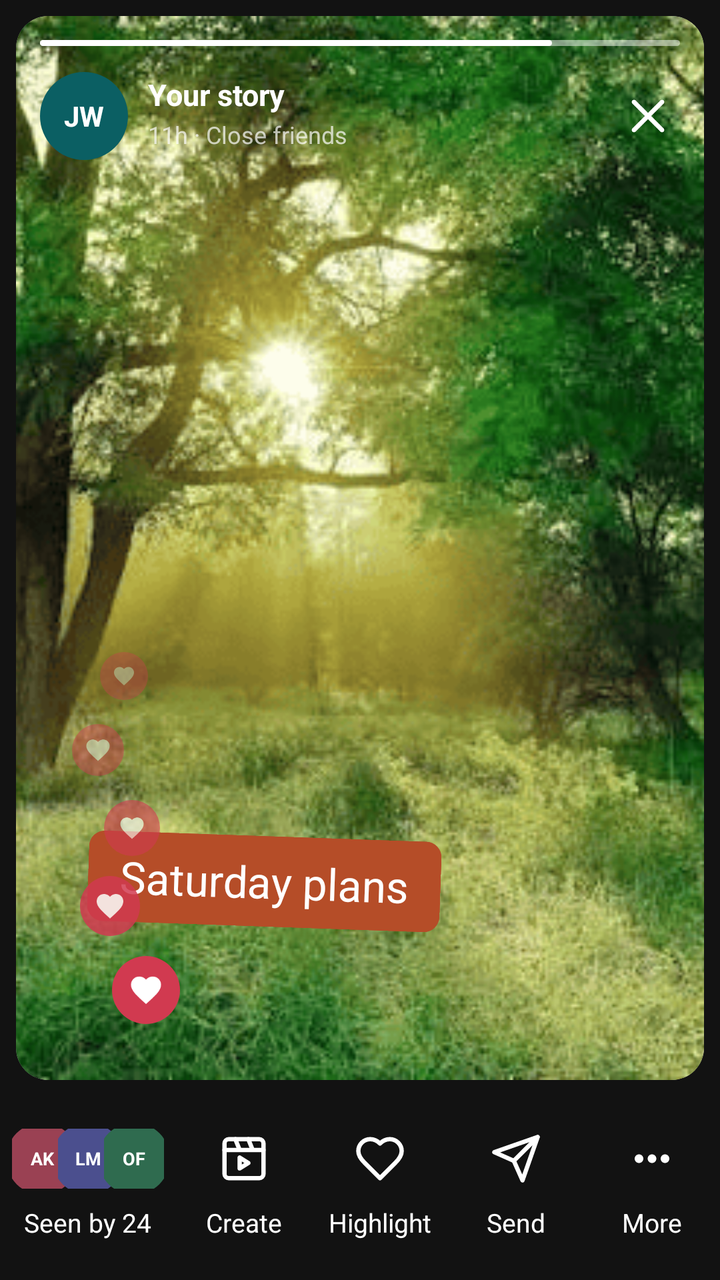
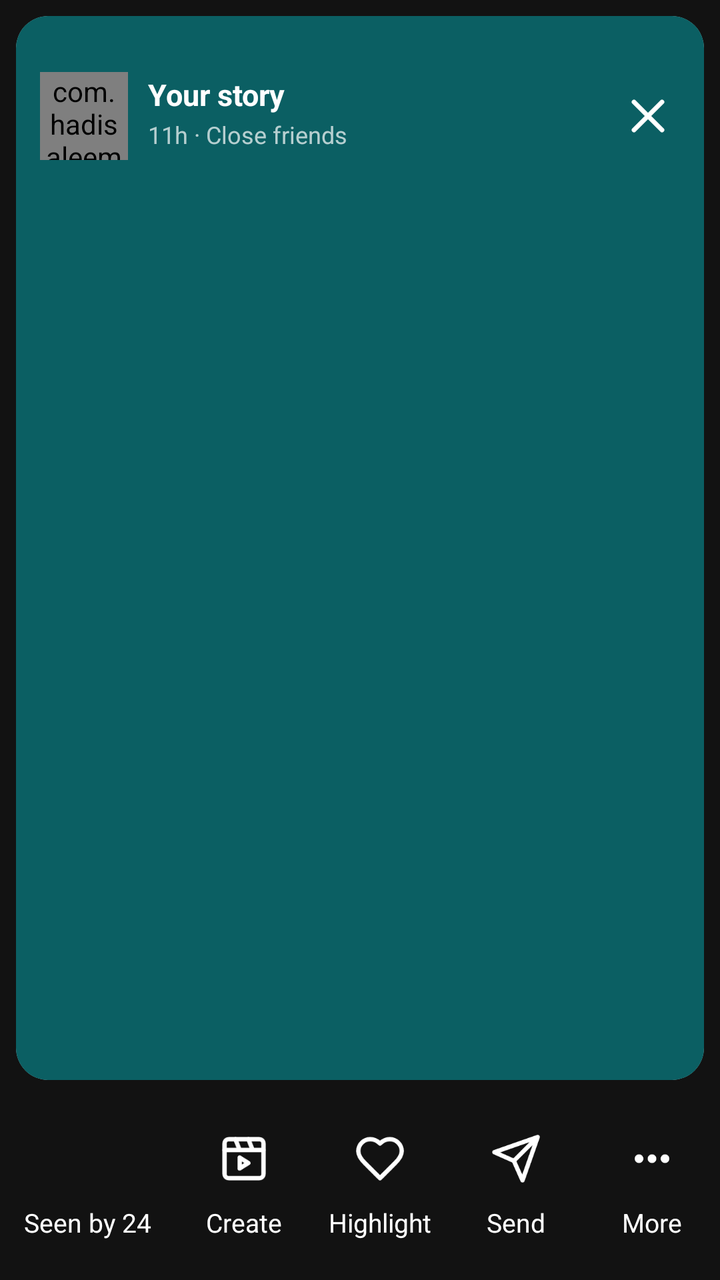

Before-and-after screenshots of an Android layout around one commit, followed by the original layout XML and the change that was made.
<!-- AndroidManifest.xml: application theme Theme.SMD_Assignment1 -->
<!-- res/layout/your_story_screen.xml -->
<?xml version="1.0" encoding="utf-8"?>
<RelativeLayout xmlns:android="http://schemas.android.com/apk/res/android"
    xmlns:app="http://schemas.android.com/apk/res-auto"
    xmlns:tools="http://schemas.android.com/tools"
    android:layout_width="match_parent"
    android:layout_height="match_parent"
    android:background="@color/nearblack">

    <androidx.cardview.widget.CardView
        android:id="@+id/story_card"
        android:layout_width="match_parent"
        android:layout_height="match_parent"
        android:layout_marginStart="8dp"
        android:layout_marginEnd="8dp"
        android:layout_marginTop="8dp"
        android:layout_marginBottom="100dp"
        app:cardCornerRadius="16dp"
        app:cardElevation="0dp">

        <RelativeLayout
            android:layout_width="match_parent"
            android:layout_height="match_parent">

            <ImageView
                android:layout_width="match_parent"
                android:layout_height="match_parent"
                android:src="@drawable/extra5"
                android:scaleType="centerCrop"
                android:contentDescription="@string/story_image"/>

            <LinearLayout
                android:id="@+id/story_progress"
                android:layout_width="match_parent"
                android:layout_height="3dp"
                android:layout_alignParentTop="true"
                android:layout_marginStart="12dp"
                android:layout_marginEnd="12dp"
                android:layout_marginTop="12dp"
                android:orientation="horizontal"
                android:weightSum="10"
                android:background="@drawable/gray_progress">

                <View
                    android:layout_width="0dp"
                    android:layout_height="match_parent"
                    android:layout_weight="8"
                    android:background="@drawable/white_progress"/>

            </LinearLayout>

            <RelativeLayout
                android:id="@+id/story_header"
                android:layout_width="match_parent"
                android:layout_height="wrap_content"
                android:layout_alignTop="@id/story_progress"
                android:layout_marginTop="16dp">

                <RelativeLayout
                    android:id="@+id/story_pfp"
                    android:layout_width="44dp"
                    android:layout_height="44dp"
                    android:layout_marginStart="12dp">

                    <ImageView
                        android:layout_width="match_parent"
                        android:layout_height="match_parent"
                        android:src="@drawable/seagreen_oval"
                        android:contentDescription="@string/sea_green_default_profile_picture"/>

                    <TextView
                        android:layout_width="match_parent"
                        android:layout_height="match_parent"
                        android:gravity="center"
                        android:text="@string/jw"
                        android:textColor="@color/white"
                        android:textStyle="bold"
                        android:textSize="14sp"/>

                </RelativeLayout>

                <TextView
                    android:id="@+id/story_name"
                    android:layout_width="wrap_content"
                    android:layout_height="wrap_content"
                    android:layout_alignStart="@id/story_pfp"
                    android:layout_alignTop="@id/story_pfp"
                    android:layout_marginStart="54dp"
                    android:layout_marginTop="1dp"
                    android:text="@string/your_story"
                    android:textColor="@color/white"
                    android:textStyle="bold"
                    android:textSize="15sp"/>

                <TextView
                    android:layout_width="wrap_content"
                    android:layout_height="wrap_content"
                    android:layout_alignStart="@id/story_name"
                    android:layout_alignTop="@id/story_pfp"
                    android:layout_marginTop="23dp"
                    android:text="@string/_11h_close_friends"
                    android:textColor="@color/fadedwhite"
                    android:textSize="12sp"/>

                <ImageView
        android:id="@+id/close_button"
                    android:layout_width="28dp"
                    android:layout_height="28dp"
                    android:layout_alignParentEnd="true"
                    android:layout_marginEnd="14dp"
                    android:layout_marginTop="8dp"
                    android:src="@drawable/cancel_icon_white"
                    android:contentDescription="@string/close_icon"/>

            </RelativeLayout>

            <TextView
                android:id="@+id/saturday_label"
                android:layout_width="wrap_content"
                android:layout_height="wrap_content"
                android:layout_alignParentStart="true"
                android:layout_alignParentTop="true"
                android:layout_marginStart="36dp"
                android:layout_marginTop="410dp"
                android:paddingStart="16dp"
                android:paddingEnd="16dp"
                android:paddingTop="8dp"
                android:paddingBottom="8dp"
                android:rotation="2"
                android:background="@drawable/red_orange_label"
                android:text="@string/saturday_plans"
                android:textColor="@color/white"
                android:fontFamily="@font/logo_text_bold"
                android:textSize="22sp"/>

            <RelativeLayout
                android:id="@+id/floating_hearts"
                android:layout_width="80dp"
                android:layout_height="190dp"
                android:layout_alignParentStart="true"
                android:layout_alignParentBottom="true"
                android:layout_marginStart="18dp"
                android:layout_marginBottom="24dp">

                <ImageView
                    android:layout_width="24dp"
                    android:layout_height="24dp"
                    android:layout_marginStart="24dp"
                    android:padding="6dp"
                    android:alpha="0.35"
                    android:src="@drawable/heart_white"
                    android:background="@drawable/crimson_circle"
                    android:contentDescription="@string/heart_reaction"/>

                <ImageView
                    android:layout_width="26dp"
                    android:layout_height="26dp"
                    android:layout_marginStart="10dp"
                    android:layout_marginTop="36dp"
                    android:padding="6dp"
                    android:alpha="0.45"
                    android:src="@drawable/heart_white"
                    android:background="@drawable/crimson_circle"
                    android:contentDescription="@string/heart_reaction"/>

                <ImageView
                    android:layout_width="28dp"
                    android:layout_height="28dp"
                    android:layout_marginStart="26dp"
                    android:layout_marginTop="74dp"
                    android:padding="7dp"
                    android:alpha="0.6"
                    android:src="@drawable/heart_white"
                    android:background="@drawable/crimson_circle"
                    android:contentDescription="@string/heart_reaction"/>

                <ImageView
                    android:layout_width="30dp"
                    android:layout_height="30dp"
                    android:layout_marginStart="14dp"
                    android:layout_marginTop="112dp"
                    android:padding="7dp"
                    android:alpha="0.85"
                    android:src="@drawable/heart_white"
                    android:background="@drawable/crimson_circle"
                    android:contentDescription="@string/heart_reaction"/>

                <ImageView
                    android:layout_width="34dp"
                    android:layout_height="34dp"
                    android:layout_marginStart="30dp"
                    android:layout_marginTop="152dp"
                    android:padding="8dp"
                    android:src="@drawable/heart_white"
                    android:background="@drawable/crimson_circle"
                    android:contentDescription="@string/heart_reaction"/>

            </RelativeLayout>

        </RelativeLayout>

    </androidx.cardview.widget.CardView>

    <LinearLayout
        android:id="@+id/story_actions"
        android:layout_width="match_parent"
        android:layout_height="wrap_content"
        android:layout_alignParentBottom="true"
        android:layout_marginBottom="20dp"
        android:orientation="horizontal">

        <LinearLayout
        android:id="@+id/action_seen"
            android:layout_width="0dp"
            android:layout_height="wrap_content"
            android:layout_weight="1.3"
            android:orientation="vertical"
            android:gravity="center_horizontal">

            <RelativeLayout
                android:layout_width="76dp"
                android:layout_height="30dp">

                <RelativeLayout
                    android:layout_width="30dp"
                    android:layout_height="30dp">

                    <ImageView
                        android:layout_width="match_parent"
                        android:layout_height="match_parent"
                        android:src="@drawable/pfp_darkpink"
                        android:scaleX="1.2"
                        android:scaleY="1.2"
                        android:contentDescription="@string/pfp_green"/>

                    <TextView
                        android:layout_width="match_parent"
                        android:layout_height="match_parent"
                        android:gravity="center"
                        android:text="@string/ak"
                        android:textColor="@color/white"
                        android:textStyle="bold"
                        android:textSize="9sp"
                        tools:ignore="SmallSp"/>

                </RelativeLayout>

                <RelativeLayout
                    android:layout_width="30dp"
                    android:layout_height="30dp"
                    android:layout_marginStart="23dp">

                    <ImageView
                        android:layout_width="match_parent"
                        android:layout_height="match_parent"
                        android:src="@drawable/pfp_pinkpurple"
                        android:scaleX="1.2"
                        android:scaleY="1.2"
                        android:contentDescription="@string/pfp_green"/>

                    <TextView
                        android:layout_width="match_parent"
                        android:layout_height="match_parent"
                        android:gravity="center"
                        android:text="@string/lm"
                        android:textColor="@color/white"
                        android:textStyle="bold"
                        android:textSize="9sp"
                        tools:ignore="SmallSp"/>

                </RelativeLayout>

                <RelativeLayout
                    android:layout_width="30dp"
                    android:layout_height="30dp"
                    android:layout_marginStart="46dp">

                    <ImageView
                        android:layout_width="match_parent"
                        android:layout_height="match_parent"
                        android:src="@drawable/pfp_green"
                        android:scaleX="1.2"
                        android:scaleY="1.2"
                        android:contentDescription="@string/pfp_green"/>

                    <TextView
                        android:layout_width="match_parent"
                        android:layout_height="match_parent"
                        android:gravity="center"
                        android:text="@string/of"
                        android:textColor="@color/white"
                        android:textStyle="bold"
                        android:textSize="9sp"
                        tools:ignore="SmallSp"/>

                </RelativeLayout>

            </RelativeLayout>

            <TextView
                android:layout_width="wrap_content"
                android:layout_height="wrap_content"
                android:layout_marginTop="8dp"
                android:text="@string/seen_by_24"
                android:textColor="@color/white"
                android:textSize="13sp"/>

        </LinearLayout>

        <LinearLayout
        android:id="@+id/action_create"
            android:layout_width="0dp"
            android:layout_height="wrap_content"
            android:layout_weight="1"
            android:orientation="vertical"
            android:gravity="center_horizontal">

            <ImageView
                android:layout_width="30dp"
                android:layout_height="30dp"
                android:padding="2dp"
                android:src="@drawable/film_icon_white"
                android:contentDescription="@string/create"/>

            <TextView
                android:layout_width="wrap_content"
                android:layout_height="wrap_content"
                android:layout_marginTop="8dp"
                android:text="@string/create"
                android:textColor="@color/white"
                android:textSize="13sp"/>

        </LinearLayout>

        <LinearLayout
        android:id="@+id/action_highlight"
            android:layout_width="0dp"
            android:layout_height="wrap_content"
            android:layout_weight="1"
            android:orientation="vertical"
            android:gravity="center_horizontal">

            <ImageView
                android:layout_width="30dp"
                android:layout_height="30dp"
                android:padding="2dp"
                android:src="@drawable/heart_outline_white"
                android:contentDescription="@string/highlight"/>

            <TextView
                android:layout_width="wrap_content"
                android:layout_height="wrap_content"
                android:layout_marginTop="8dp"
                android:text="@string/highlight"
                android:textColor="@color/white"
                android:textSize="13sp"/>

        </LinearLayout>

        <LinearLayout
        android:id="@+id/action_send"
            android:layout_width="0dp"
            android:layout_height="wrap_content"
            android:layout_weight="1"
            android:orientation="vertical"
            android:gravity="center_horizontal">

            <ImageView
                android:layout_width="30dp"
                android:layout_height="30dp"
                android:padding="2dp"
                android:src="@drawable/send_white"
                android:contentDescription="@string/send"/>

            <TextView
                android:layout_width="wrap_content"
                android:layout_height="wrap_content"
                android:layout_marginTop="8dp"
                android:text="@string/send"
                android:textColor="@color/white"
                android:textSize="13sp"/>

        </LinearLayout>

        <LinearLayout
        android:id="@+id/action_more"
            android:layout_width="0dp"
            android:layout_height="wrap_content"
            android:layout_weight="1"
            android:orientation="vertical"
            android:gravity="center_horizontal">

            <ImageView
                android:layout_width="30dp"
                android:layout_height="30dp"
                android:padding="2dp"
                android:src="@drawable/more_horiz_white"
                android:contentDescription="@string/more"/>

            <TextView
                android:layout_width="wrap_content"
                android:layout_height="wrap_content"
                android:layout_marginTop="8dp"
                android:text="@string/more"
                android:textColor="@color/white"
                android:textSize="13sp"/>

        </LinearLayout>

    </LinearLayout>

</RelativeLayout>
<!-- resources referenced by this layout -->
<resources>
  <color name="fadedwhite">#B3FFFFFF</color>
  <color name="nearblack">#121212</color>
  <color name="white">#FFFFFFFF</color>
  <!-- drawable cancel_icon_white (drawable) -->
  <vector xmlns:android="http://schemas.android.com/apk/res/android"
      android:width="24dp"
      android:height="24dp"
      android:viewportWidth="24"
      android:viewportHeight="24">
    <path
        android:pathData="M18,6L6,18M6,6l12,12"
        android:strokeLineJoin="round"
        android:strokeWidth="2"
        android:fillColor="#00000000"
        android:strokeColor="@color/white"
        android:strokeLineCap="round"/>
  </vector>
  <!-- drawable crimson_circle (drawable) -->
  <shape xmlns:android="http://schemas.android.com/apk/res/android"
      android:shape="oval">
  
      <solid android:color="@color/crimson"/>
  
  </shape>
  <!-- drawable extra5: png bitmap (drawable-nodpi, 164706 bytes) -->
  <!-- drawable gray_progress (drawable) -->
  <selector xmlns:android="http://schemas.android.com/apk/res/android">
  
      <item><shape>
  
          <solid android:color="@color/transparentwhite"/>
  
          <corners android:radius="2dp" />
  
  
      </shape></item>
  
  </selector>
  <!-- drawable pfp_darkpink (drawable) -->
  <?xml version="1.0" encoding="utf-8"?>
  <shape xmlns:android="http://schemas.android.com/apk/res/android" android:shape="oval">
      <solid android:color="@color/darkpink"/>
  </shape>
  <!-- drawable pfp_green (drawable) -->
  <?xml version="1.0" encoding="utf-8"?>
  <shape xmlns:android="http://schemas.android.com/apk/res/android" android:shape="oval">
      <solid android:color="@color/green"/>
  </shape>
  <!-- drawable pfp_pinkpurple (drawable) -->
  <?xml version="1.0" encoding="utf-8"?>
  <shape xmlns:android="http://schemas.android.com/apk/res/android" android:shape="oval">
      <solid android:color="@color/bluepurple"/>
  </shape>
  <!-- drawable red_orange_label (drawable) -->
  <selector xmlns:android="http://schemas.android.com/apk/res/android">
  
      <item><shape>
  
          <solid android:color="@color/Red_Orange"/>
  
          <corners android:radius="8dp" />
  
  
      </shape></item>
  
  </selector>
  <!-- drawable seagreen_oval (drawable) -->
  <shape xmlns:android="http://schemas.android.com/apk/res/android"
      android:shape="oval">
  
      <solid android:color="@color/SeaGreen"/>
  
  </shape>
  <!-- drawable white_progress (drawable) -->
  <selector xmlns:android="http://schemas.android.com/apk/res/android">
  
      <item><shape>
  
          <solid android:color="@color/white"/>
  
          <corners android:radius="2dp" />
  
  
      </shape></item>
  
  </selector>
  <string name="_11h_close_friends">11h · Close friends</string>
  <string name="ak">AK</string>
  <string name="close_icon">close icon</string>
  <string name="create">Create</string>
  <string name="heart_reaction">heart reaction</string>
  <string name="highlight">Highlight</string>
  <string name="jw">JW</string>
  <string name="lm">LM</string>
  <string name="more">More</string>
  <string name="of">OF</string>
  <string name="pfp_green">pfp green</string>
  <string name="saturday_plans">Saturday plans</string>
  <string name="sea_green_default_profile_picture">Sea Green Default Profile Picture</string>
  <string name="seen_by_24">Seen by 24</string>
  <string name="send">Send</string>
  <string name="story_image">story image</string>
  <string name="your_story">Your story</string>
  <style name="Theme.SMD_Assignment1" parent="Base.Theme.SMD_Assignment1" />
  <color name="crimson">#D13A50</color>
  <color name="transparentwhite">#80FFFFFF</color>
  <color name="darkpink">#9A4153</color>
  <color name="green">#2f6b4f</color>
  <color name="bluepurple">#4b4f8e</color>
  <color name="Red_Orange">#B54D28</color>
  <color name="SeaGreen">#0B5F63</color>
  <style name="Base.Theme.SMD_Assignment1" parent="Theme.AppCompat.Light.NoActionBar">
          
          
      </style>
  <!-- unchanged entries left out for length: 5 -->
</resources>

<!-- the commit's change to res/layout/your_story_screen.xml (unified diff, before → after) -->
@@ -22,11 +22,38 @@
             android:layout_height="match_parent">
 
             <ImageView
+                android:id="@+id/storyImage"
                 android:layout_width="match_parent"
                 android:layout_height="match_parent"
-                android:src="@drawable/extra5"
+                android:background="@color/SeaGreen"
                 android:scaleType="centerCrop"
                 android:contentDescription="@string/story_image"/>
+
+            <VideoView
+                android:id="@+id/storyVideo"
+                android:layout_width="match_parent"
+                android:layout_height="match_parent"
+                android:layout_centerInParent="true"
+                android:visibility="gone"/>
+
+            
+            <LinearLayout
+                android:layout_width="match_parent"
+                android:layout_height="match_parent"
+                android:orientation="horizontal">
+
+                <View
+                    android:id="@+id/tapPrev"
+                    android:layout_width="0dp"
+                    android:layout_height="match_parent"
+                    android:layout_weight="1"/>
+
+                <View
+                    android:id="@+id/tapNext"
+                    android:layout_width="0dp"
+                    android:layout_height="match_parent"
+                    android:layout_weight="2"/>
+            </LinearLayout>
 
             <LinearLayout
                 android:id="@+id/story_progress"
@@ -36,17 +63,7 @@
                 android:layout_marginStart="12dp"
                 android:layout_marginEnd="12dp"
                 android:layout_marginTop="12dp"
-                android:orientation="horizontal"
-                android:weightSum="10"
-                android:background="@drawable/gray_progress">
-
-                <View
-                    android:layout_width="0dp"
-                    android:layout_height="match_parent"
-                    android:layout_weight="8"
-                    android:background="@drawable/white_progress"/>
-
-            </LinearLayout>
+                android:orientation="horizontal"/>
 
             <RelativeLayout
                 android:id="@+id/story_header"
@@ -55,28 +72,11 @@
                 android:layout_alignTop="@id/story_progress"
                 android:layout_marginTop="16dp">
 
-                <RelativeLayout
+                <com.hadisaleemi.i221043.ui.AvatarView
                     android:id="@+id/story_pfp"
                     android:layout_width="44dp"
                     android:layout_height="44dp"
-                    android:layout_marginStart="12dp">
-
-                    <ImageView
-                        android:layout_width="match_parent"
-                        android:layout_height="match_parent"
-                        android:src="@drawable/seagreen_oval"
-                        android:contentDescription="@string/sea_green_default_profile_picture"/>
-
-                    <TextView
-                        android:layout_width="match_parent"
-                        android:layout_height="match_parent"
-                        android:gravity="center"
-                        android:text="@string/jw"
-                        android:textColor="@color/white"
-                        android:textStyle="bold"
-                        android:textSize="14sp"/>
-
-                </RelativeLayout>
+                    android:layout_marginStart="12dp"/>
 
                 <TextView
                     android:id="@+id/story_name"
@@ -97,6 +97,7 @@
                     android:layout_alignStart="@id/story_name"
                     android:layout_alignTop="@id/story_pfp"
                     android:layout_marginTop="23dp"
+                    android:id="@+id/story_time"
                     android:text="@string/_11h_close_friends"
                     android:textColor="@color/fadedwhite"
                     android:textSize="12sp"/>
@@ -115,6 +116,8 @@
 
             <TextView
                 android:id="@+id/saturday_label"
+                android:visibility="gone"
+                android:maxWidth="280dp"
                 android:layout_width="wrap_content"
                 android:layout_height="wrap_content"
                 android:layout_alignParentStart="true"
@@ -134,6 +137,7 @@
 
             <RelativeLayout
                 android:id="@+id/floating_hearts"
+                android:visibility="gone"
                 android:layout_width="80dp"
                 android:layout_height="190dp"
                 android:layout_alignParentStart="true"
@@ -220,79 +224,25 @@
                 android:layout_width="76dp"
                 android:layout_height="30dp">
 
-                <RelativeLayout
-                    android:layout_width="30dp"
-                    android:layout_height="30dp">
-
-                    <ImageView
-                        android:layout_width="match_parent"
-                        android:layout_height="match_parent"
-                        android:src="@drawable/pfp_darkpink"
-                        android:scaleX="1.2"
-                        android:scaleY="1.2"
-                        android:contentDescription="@string/pfp_green"/>
-
-                    <TextView
-                        android:layout_width="match_parent"
-                        android:layout_height="match_parent"
-                        android:gravity="center"
-                        android:text="@string/ak"
-                        android:textColor="@color/white"
-                        android:textStyle="bold"
-                        android:textSize="9sp"
-                        tools:ignore="SmallSp"/>
-
-                </RelativeLayout>
-
-                <RelativeLayout
+                <com.hadisaleemi.i221043.ui.AvatarView
+                    android:id="@+id/seen1"
                     android:layout_width="30dp"
                     android:layout_height="30dp"
-                    android:layout_marginStart="23dp">
-
-                    <ImageView
-                        android:layout_width="match_parent"
-                        android:layout_height="match_parent"
-                        android:src="@drawable/pfp_pinkpurple"
-                        android:scaleX="1.2"
-                        android:scaleY="1.2"
-                        android:contentDescription="@string/pfp_green"/>
-
-                    <TextView
-                        android:layout_width="match_parent"
-                        android:layout_height="match_parent"
-                        android:gravity="center"
-                        android:text="@string/lm"
-                        android:textColor="@color/white"
-                        android:textStyle="bold"
-                        android:textSize="9sp"
-                        tools:ignore="SmallSp"/>
-
-                </RelativeLayout>
-
-                <RelativeLayout
+                    android:visibility="gone"/>
+
+                <com.hadisaleemi.i221043.ui.AvatarView
+                    android:id="@+id/seen2"
                     android:layout_width="30dp"
                     android:layout_height="30dp"
-                    android:layout_marginStart="46dp">
-
-                    <ImageView
-                        android:layout_width="match_parent"
-                        android:layout_height="match_parent"
-                        android:src="@drawable/pfp_green"
-                        android:scaleX="1.2"
-                        android:scaleY="1.2"
-                        android:contentDescription="@string/pfp_green"/>
-
-                    <TextView
-                        android:layout_width="match_parent"
-                        android:layout_height="match_parent"
-                        android:gravity="center"
-                        android:text="@string/of"
-                        android:textColor="@color/white"
-                        android:textStyle="bold"
-                        android:textSize="9sp"
-                        tools:ignore="SmallSp"/>
-
-                </RelativeLayout>
+                    android:layout_marginStart="23dp"
+                    android:visibility="gone"/>
+
+                <com.hadisaleemi.i221043.ui.AvatarView
+                    android:id="@+id/seen3"
+                    android:layout_width="30dp"
+                    android:layout_height="30dp"
+                    android:layout_marginStart="46dp"
+                    android:visibility="gone"/>
 
             </RelativeLayout>
 
@@ -300,6 +250,7 @@
                 android:layout_width="wrap_content"
                 android:layout_height="wrap_content"
                 android:layout_marginTop="8dp"
+                android:id="@+id/seenText"
                 android:text="@string/seen_by_24"
                 android:textColor="@color/white"
                 android:textSize="13sp"/>
<!-- resource entries referenced after the edit -->
@@ -24,35 +24,6 @@
       <solid android:color="@color/crimson"/>
   
   </shape>
-  <!-- drawable extra5: png bitmap (drawable-nodpi, 164706 bytes) -->
-  <!-- drawable gray_progress (drawable) -->
-  <selector xmlns:android="http://schemas.android.com/apk/res/android">
-  
-      <item><shape>
-  
-          <solid android:color="@color/transparentwhite"/>
-  
-          <corners android:radius="2dp" />
-  
-  
-      </shape></item>
-  
-  </selector>
-  <!-- drawable pfp_darkpink (drawable) -->
-  <?xml version="1.0" encoding="utf-8"?>
-  <shape xmlns:android="http://schemas.android.com/apk/res/android" android:shape="oval">
-      <solid android:color="@color/darkpink"/>
-  </shape>
-  <!-- drawable pfp_green (drawable) -->
-  <?xml version="1.0" encoding="utf-8"?>
-  <shape xmlns:android="http://schemas.android.com/apk/res/android" android:shape="oval">
-      <solid android:color="@color/green"/>
-  </shape>
-  <!-- drawable pfp_pinkpurple (drawable) -->
-  <?xml version="1.0" encoding="utf-8"?>
-  <shape xmlns:android="http://schemas.android.com/apk/res/android" android:shape="oval">
-      <solid android:color="@color/bluepurple"/>
-  </shape>
   <!-- drawable red_orange_label (drawable) -->
   <selector xmlns:android="http://schemas.android.com/apk/res/android">
   
@@ -66,49 +37,19 @@
       </shape></item>
   
   </selector>
-  <!-- drawable seagreen_oval (drawable) -->
-  <shape xmlns:android="http://schemas.android.com/apk/res/android"
-      android:shape="oval">
-  
-      <solid android:color="@color/SeaGreen"/>
-  
-  </shape>
-  <!-- drawable white_progress (drawable) -->
-  <selector xmlns:android="http://schemas.android.com/apk/res/android">
-  
-      <item><shape>
-  
-          <solid android:color="@color/white"/>
-  
-          <corners android:radius="2dp" />
-  
-  
-      </shape></item>
-  
-  </selector>
   <string name="_11h_close_friends">11h · Close friends</string>
-  <string name="ak">AK</string>
   <string name="close_icon">close icon</string>
   <string name="create">Create</string>
   <string name="heart_reaction">heart reaction</string>
   <string name="highlight">Highlight</string>
-  <string name="jw">JW</string>
-  <string name="lm">LM</string>
   <string name="more">More</string>
-  <string name="of">OF</string>
-  <string name="pfp_green">pfp green</string>
   <string name="saturday_plans">Saturday plans</string>
-  <string name="sea_green_default_profile_picture">Sea Green Default Profile Picture</string>
   <string name="seen_by_24">Seen by 24</string>
   <string name="send">Send</string>
   <string name="story_image">story image</string>
   <string name="your_story">Your story</string>
   <style name="Theme.SMD_Assignment1" parent="Base.Theme.SMD_Assignment1" />
   <color name="crimson">#D13A50</color>
-  <color name="transparentwhite">#80FFFFFF</color>
-  <color name="darkpink">#9A4153</color>
-  <color name="green">#2f6b4f</color>
-  <color name="bluepurple">#4b4f8e</color>
   <color name="Red_Orange">#B54D28</color>
   <color name="SeaGreen">#0B5F63</color>
   <style name="Base.Theme.SMD_Assignment1" parent="Theme.AppCompat.Light.NoActionBar">
